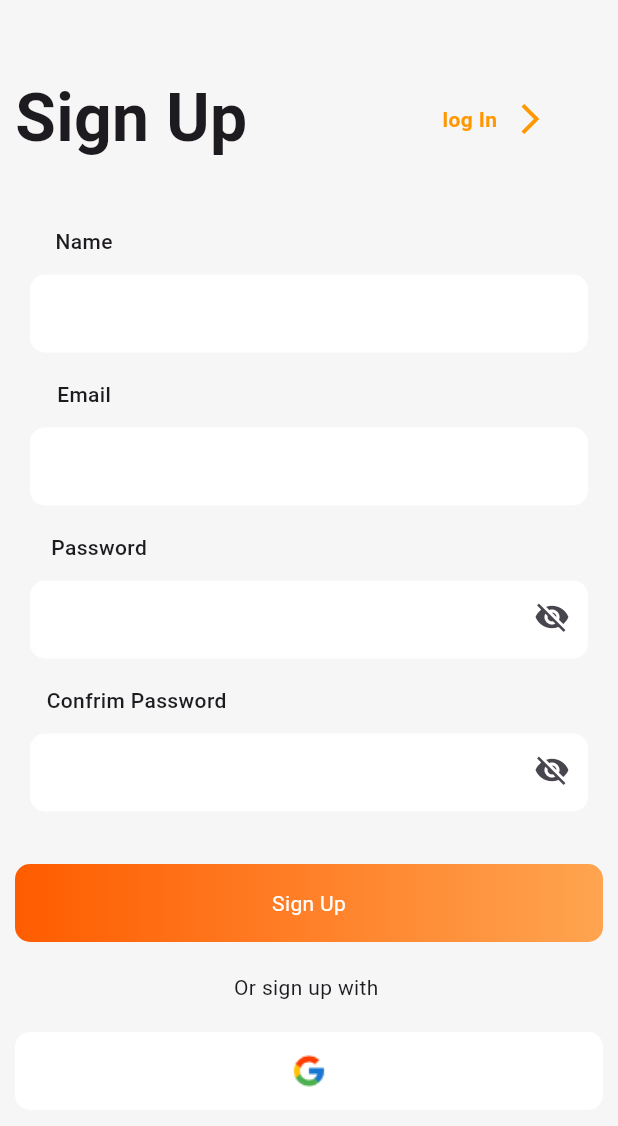
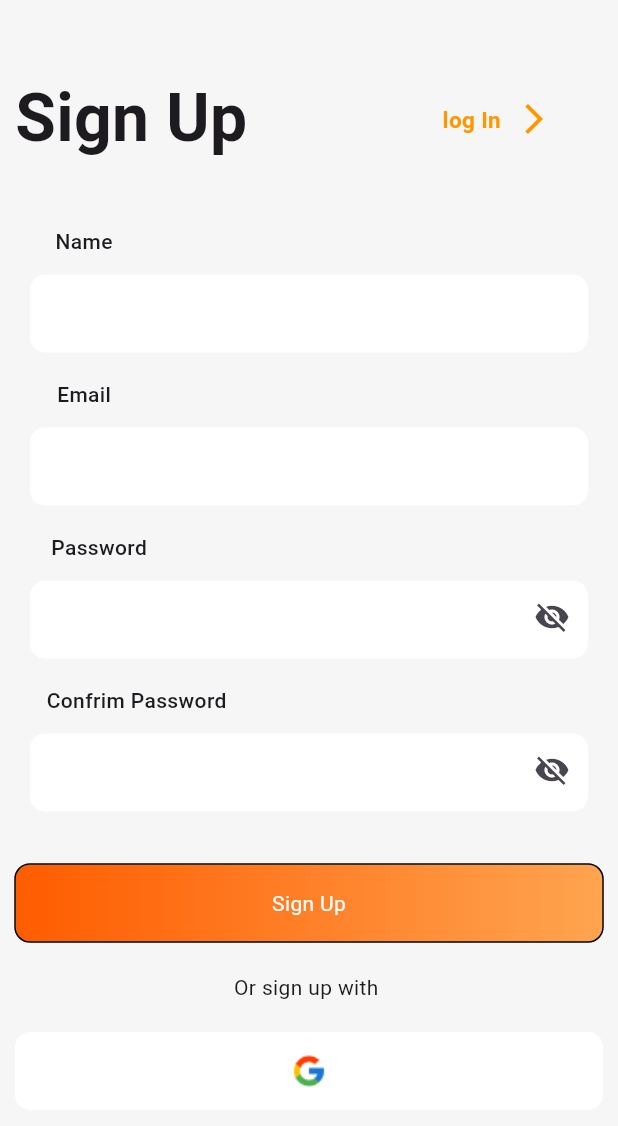
Before and after one commit to Awaishasan/habit_tarcker, a Flutter app: the SignupScreen screen opened by its route, on a phone screen of 412 x 824 dp. Shown: the top 1126 px of the screen. Run offline on Flutter 3.47's test engine with Material 3 defaults, Android fonts, the phone set to English and light mode, and no system bars; our stand-ins replace firebase_core, flutter_otp_text_field, get; accounts and stored records are empty.

```diff
--- a/lib/configuration/approuter.dart
+++ b/lib/configuration/approuter.dart
@@ -1,4 +1,5 @@
 import 'package:flutter/cupertino.dart';
+import 'package:flutter/material.dart';
 import 'package:get/get.dart';
 
 import '../screens/forget_password.dart';
@@ -14,11 +15,63 @@ class AppRouter {
   static const String otpScreen = "/otpScreen";
   static const String newPassword = "/newPassword";
 
-  static Map<String, WidgetBuilder>  get routes => {
-    signupScreen: (context)=> SignupScreen(),
-    loginScreen: (context)=> LoginScreen(),
-    forgetPassword: (context)=> ForgetPassword(),
-    otpScreen: (context)=> OtpScreen(),
-    newPassword: (context)=> NewPassword(),
-  };
+  static final key = GlobalKey<NavigatorState>();
+
+  // static Map<String, WidgetBuilder>  get routes => {
+  //   signupScreen: (context)=> SignupScreen(),
+  //   loginScreen: (context)=> LoginScreen(),
+  //   forgetPassword: (context)=> ForgetPassword(),
+  //   otpScreen: (context)=> OtpScreen(),
+  //   newPassword: (context)=> NewPassword(),
+  // };
+
+  static Route onGenerateRoute(RouteSettings settings) {
+    debugPrint('Current Route: ${settings.name}');
+    switch (settings.name) {
+      case '/':
+      case signupScreen:
+        return _navigate(SignupScreen());
+        case loginScreen:
+        return _navigate(LoginScreen());
+
+        case forgetPassword:
+        return _navigate(ForgetPassword());
+
+        case otpScreen:
+        return _navigate(OtpScreen());
+
+        case newPassword:
+        return _navigate(NewPassword());
+
+      default:
+        return _onRouteError();
+    }
+
+
+
+  }
+
+
+  static Route _onRouteError(){
+
+    return MaterialPageRoute(builder: (context) {
+      return Scaffold(
+        appBar: AppBar(title: Text("Screen is under development"),),
+        body: Center(child: Text("The screen is under development",style: TextStyle(fontSize: 20),)),
+      );
+    },);
+  }
+
+
+
+
+  static Route _navigate(Widget widget) {
+    return MaterialPageRoute(builder: (_) => widget);
+  }
+
+  static push(String route, {Object? arguments}) {
+
+    key.currentState!.pushNamed(route, arguments: arguments);
+  }
+
 }
--- a/lib/constants/app_button.dart
+++ b/lib/constants/app_button.dart
@@ -4,16 +4,20 @@ class AppButton extends StatelessWidget {
   final VoidCallback ontab;
   final String btnName;
 
-  const AppButton({super.key, required this.ontab, required this.btnName});
+
+  const AppButton({super.key, required this.ontab, required this.btnName,});
 
   @override
   Widget build(BuildContext context) {
+    bool isSelected = true;
     return GestureDetector(
       onTap: ontab,
       child: Container(
         height: 52,
         width: double.infinity,
         decoration: BoxDecoration(
+
+          border:  Border.all(strokeAlign: BorderSide.strokeAlignCenter),
           borderRadius: BorderRadius.circular(10),
           gradient: LinearGradient(
             begin: Alignment.centerLeft,
--- a/lib/constants/app_text_feild.dart
+++ b/lib/constants/app_text_feild.dart
@@ -18,7 +18,7 @@ class AppTextFeild extends StatelessWidget {
 
   @override
   Widget build(BuildContext context) {
-   // final toggleProvider = Provider.of<SignupController>(context);
+
     return  Padding(
       padding: const EdgeInsets.symmetric(horizontal: 10),
       child: Container(
--- a/lib/controller/forgetPassword_controller.dart
+++ b/lib/controller/forgetPassword_controller.dart
@@ -1,7 +1,13 @@
 import 'package:flutter/cupertino.dart';
+
+import '../configuration/approuter.dart';
 
 class ForgetPasswordController extends ChangeNotifier{
 
   final forgetPasswordController = TextEditingController();
 
+  void gotoOptScreen(){
+    AppRouter.push(AppRouter.otpScreen);
+  }
+
 }
--- a/lib/controller/signUpController.dart
+++ b/lib/controller/signUpController.dart
@@ -1,5 +1,6 @@
 import 'package:flutter/cupertino.dart';
 import 'package:provider/provider.dart';
+import 'package:provider_practice/configuration/approuter.dart';
 
 class SignupController extends ChangeNotifier{
 
@@ -29,6 +30,10 @@ class SignupController extends ChangeNotifier{
     notifyListeners();
   }
 
+  void gotoLoginScreen(){
+    AppRouter.push(AppRouter.loginScreen);
+  }
+
   @override
   void dispose(){
     emailController.dispose();
--- a/lib/main.dart
+++ b/lib/main.dart
@@ -1,4 +1,5 @@
 import 'package:firebase_core/firebase_core.dart';
+import 'package:flutter/cupertino.dart';
 import 'package:flutter/material.dart';
 import 'package:get/get.dart';
 import 'package:provider/provider.dart';
@@ -41,8 +42,9 @@ class MyApp extends StatelessWidget {
   Widget build(BuildContext context) {
     return MaterialApp(
       debugShowCheckedModeBanner: false,
-      initialRoute: AppRouter.newPassword,
-      routes: AppRouter.routes,
+      initialRoute: AppRouter.signupScreen,
+      onGenerateRoute: AppRouter.onGenerateRoute,
+      navigatorKey: AppRouter.key,
     );
   }
 }
--- a/lib/screens/forget_password.dart
+++ b/lib/screens/forget_password.dart
@@ -36,6 +36,7 @@ class ForgetPassword extends StatelessWidget {
                   builder: (context, value, child) => AppButton(
                       ontab: () {
                         if (_formKey.currentState!.validate()) {
+                          value.gotoOptScreen();
                           ScaffoldMessenger.of(context).showSnackBar(
                               SnackBar(content: Text("Processing"),duration: Duration(seconds: 2),));
                         }
--- a/lib/screens/signup_screen.dart
+++ b/lib/screens/signup_screen.dart
@@ -2,6 +2,7 @@ import 'dart:ui';
 
 import 'package:flutter/material.dart';
 import 'package:provider/provider.dart';
+import 'package:provider_practice/configuration/approuter.dart';
 import 'package:provider_practice/constants/app_images.dart';
 import 'package:provider_practice/constants/appcolour.dart';
 import 'package:provider_practice/constants/space_extension.dart';
@@ -28,6 +29,7 @@ class SignupScreen extends StatelessWidget {
         body: SafeArea(
           child: Padding(
             padding: const EdgeInsets.symmetric(horizontal: 10),
+            child: SingleChildScrollView(
               child: Column(
                 children: [
                   48.veritcal,
@@ -39,13 +41,17 @@ class SignupScreen extends StatelessWidget {
                             TextStyle(fontSize: 44, fontWeight: FontWeight.bold),
                       ),
                       130.horizental,
-                    Text(
+                      Consumer<SignupController>(builder: (context, value, child) => GestureDetector(
+                        onTap: ()=> value.gotoLoginScreen(),
+                        child: Text(
                           "log In",
                           style: TextStyle(
-                          fontSize: 14,
+                              fontSize: 15,
                               color: Colors.orange,
                               fontWeight: FontWeight.bold),
                         ),
+                      ),),
+
                       10.horizental,
                       Icon(
                         Icons.arrow_forward_ios_outlined,
@@ -141,11 +147,13 @@ class SignupScreen extends StatelessWidget {
 
                   // app button custom  app button
                   35.veritcal,
-                AppButton(
+                  Consumer<SignupController>(builder: (context, value, child) => AppButton(
 
                     btnName: "Sign Up",
                     ontab: () {
                       if (_fromstate.currentState!.validate()) {
+
+                        value.gotoLoginScreen();
 
 
 
@@ -153,7 +161,8 @@ class SignupScreen extends StatelessWidget {
                             SnackBar(content: Text("data store successfully")));
                       }
                     },
-              ),
+                  ),),
+
 
                   20.veritcal,
 
@@ -173,6 +182,7 @@ class SignupScreen extends StatelessWidget {
             ),
           ),
         ),
+      ),
     );
   }
 }
--- a/pubspec.yaml
+++ b/pubspec.yaml
@@ -36,7 +36,7 @@ dependencies:
   # Use with the CupertinoIcons class for iOS style icons.
   cupertino_icons: ^1.0.8
   flutter_otp_text_field: ^1.5.1+1
-  firebase_core: ^4.0.0
+  firebase_core: ^2.15.0
   provider:
   get:
 
```
Also changed, not shown: lib/controller/loginController.dart (+16 -0 lines), lib/screens/login_screen.dart (+13 -2 lines), pubspec.lock, 2 other files. Lines whose indentation alone changed are shown as unchanged.
